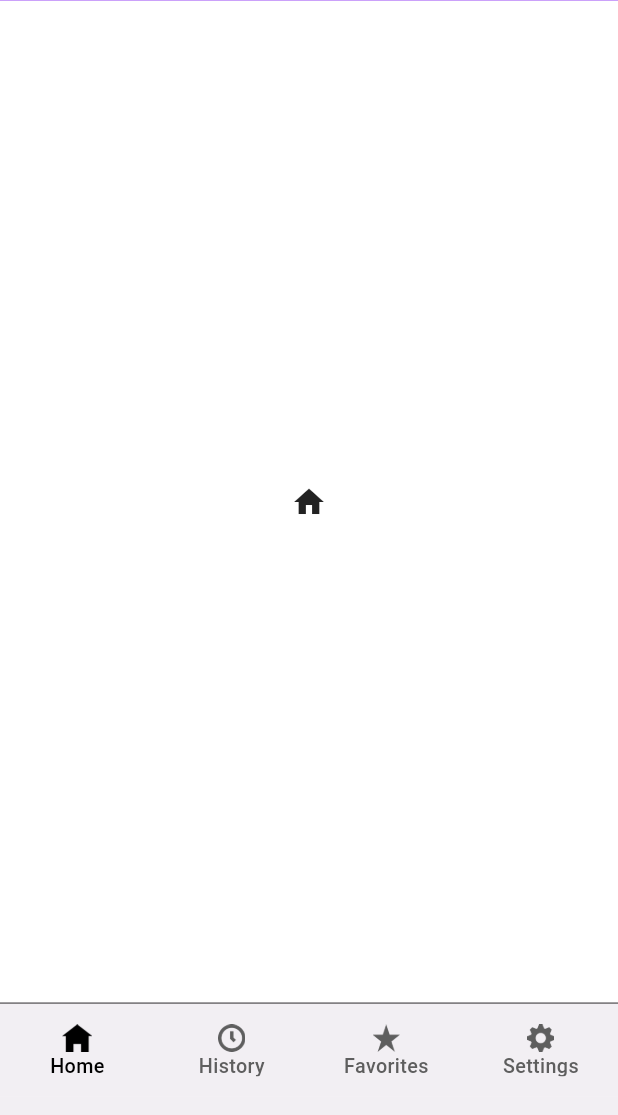
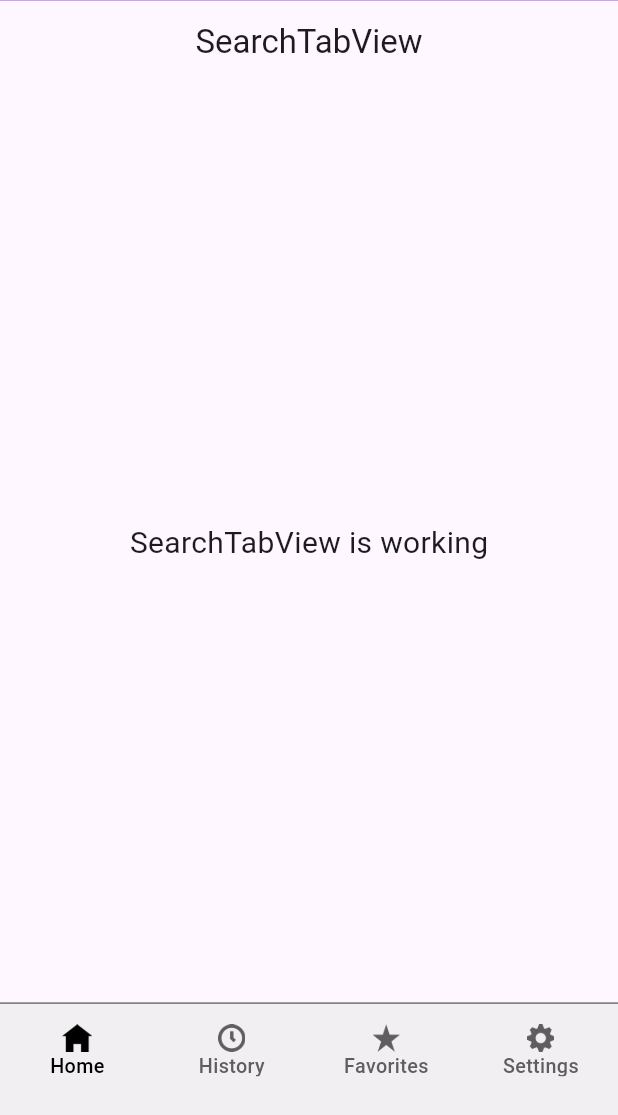
Before and after one commit to yigithanbalci/dictionary_app, a Flutter app: the screen it shows after launch, on a phone screen of 412 x 824 dp, the part 121-1236 px from its top. Run offline on Flutter 3.47's test engine with Material 3 defaults, Android fonts, the light colour scheme and no system bars; our stand-ins replace flutter_screenutil, get; Roboto replaces fonts that are missing (UberMove).

Commit message:
root page finished

```diff
--- a/lib/app/modules/home/views/home_view.dart
+++ b/lib/app/modules/home/views/home_view.dart
@@ -1,12 +1,19 @@
+import 'dart:math';
+
 import 'package:flutter/material.dart';
 import 'package:flutter_screenutil/flutter_screenutil.dart';
 
 import 'package:get/get.dart';
+import 'package:learneng/app/modules/favorites_tab/views/favorites_tab_view.dart';
+import 'package:learneng/app/modules/history_tab/views/history_tab_view.dart';
+import 'package:learneng/app/modules/search_tab/views/search_tab_view.dart';
+import 'package:learneng/app/modules/settings_tab/views/settings_tab_view.dart';
 
 import '../controllers/home_controller.dart';
 
 class HomeView extends GetView<HomeController> {
-  const HomeView({super.key});
+  HomeView({super.key});
+  final List<Tabs> tabList = Tabs.values.toList();
 
   @override
   Widget build(BuildContext context) {
@@ -37,11 +44,19 @@ class HomeView extends GetView<HomeController> {
                 color: const Color(0xFFFFFFFF),
                 height: 658.h,
                 width: 375.w,
-                child: controller.selectedTab.value.widget,
+                child: PageView.builder(
+                  controller: controller.pageController,
+                  itemCount: tabList.length,
+                  itemBuilder: (BuildContext context, int index) {
+                    // controller.selectedTab.value.widget
+                    return tabList[index].widget;
+                  },
+                ),
               ),
               TabBar(
-                selectedTab: controller.selectedTab.value,
+                tabIndex: controller.tabIndex.value,
                 callBack: controller.handleTabSelection,
+                tabList: tabList,
               ),
               Container(color: const Color(0x88E8E8E8), height: 12.h),
             ],
@@ -53,9 +68,15 @@ class HomeView extends GetView<HomeController> {
 }
 
 class TabBar extends StatelessWidget {
-  const TabBar({super.key, required this.selectedTab, required this.callBack});
-  final void Function(Tabs) callBack;
-  final Tabs selectedTab;
+  const TabBar({
+    super.key,
+    required this.tabIndex,
+    required this.callBack,
+    required this.tabList,
+  });
+  final void Function(int) callBack;
+  final double tabIndex;
+  final List<Tabs> tabList;
 
   @override
   Widget build(BuildContext context) {
@@ -67,10 +88,17 @@ class TabBar extends StatelessWidget {
       height: 62.h,
       width: 375.w,
       child: Row(
-        children: Tabs.values
+        children: tabList
+            .asMap()
+            .entries
             .map(
-              (Tabs tab) =>
-                  Tab(tab: tab, selectedTab: selectedTab, callBack: callBack),
+              (MapEntry<int, Tabs> tabEntry) => Tab(
+                tab: tabEntry.value,
+                colorFactor: pow(tabIndex - tabEntry.key, 2) > 1
+                    ? 1
+                    : pow(tabIndex - tabEntry.key, 2).toDouble(),
+                callBack: () => callBack(tabEntry.key),
+              ),
             )
             .toList(),
       ),
@@ -81,21 +109,19 @@ class TabBar extends StatelessWidget {
 class Tab extends StatelessWidget {
   const Tab({
     super.key,
-    required this.selectedTab,
+    required this.colorFactor,
     required this.tab,
     required this.callBack,
   });
 
   final Tabs tab;
-  final Tabs selectedTab;
-  final void Function(Tabs p1) callBack;
+  final double colorFactor;
+  final VoidCallback callBack;
 
   @override
   Widget build(BuildContext context) {
     return GestureDetector(
-      onTap: () {
-        callBack(tab);
-      },
+      onTap: callBack,
       behavior: HitTestBehavior.translucent,
       child: SizedBox(
         height: 62.h,
@@ -107,9 +133,11 @@ class Tab extends StatelessWidget {
               tab.iconPath,
               height: 18.h,
               width: 20.w,
-              color: tab == selectedTab
-                  ? const Color(0xFF000000)
-                  : const Color(0xFF5E5E5E),
+              color: Color.lerp(
+                const Color(0xFF000000),
+                const Color(0xFF5E5E5E),
+                colorFactor,
+              ),
             ),
             SizedBox(
               height: 16.h,
@@ -117,9 +145,11 @@ class Tab extends StatelessWidget {
                 tab.title,
                 style: TextStyle(
                   fontSize: 12.sp,
-                  color: tab == selectedTab
-                      ? const Color(0xFF000000)
-                      : const Color(0xFF5E5E5E),
+                  color: Color.lerp(
+                    const Color(0xFF000000),
+                    const Color(0xFF5E5E5E),
+                    colorFactor,
+                  ),
                   fontFamily: 'UberMove',
                   fontWeight: FontWeight.w500,
                 ),
@@ -145,13 +175,13 @@ enum Tabs implements Comparable<Tabs> {
   Widget get widget {
     switch (this) {
       case Tabs.home:
-        return const Icon(Icons.home);
+        return const SearchTabView();
       case Tabs.history:
-        return const Icon(Icons.history);
+        return const HistoryTabView();
       case Tabs.favorites:
-        return const Icon(Icons.favorite);
+        return const FavoritesTabView();
       case Tabs.settings:
-        return const Icon(Icons.settings);
+        return const SettingsTabView();
     }
   }
 
--- /dev/null
+++ b/lib/app/modules/search_tab/views/search_tab_view.dart
@@ -0,0 +1,24 @@
+import 'package:flutter/material.dart';
+
+import 'package:get/get.dart';
+
+import '../controllers/search_tab_controller.dart';
+
+class SearchTabView extends GetView<SearchTabController> {
+  const SearchTabView({super.key});
+  @override
+  Widget build(BuildContext context) {
+    return Scaffold(
+      appBar: AppBar(
+        title: const Text('SearchTabView'),
+        centerTitle: true,
+      ),
+      body: const Center(
+        child: Text(
+          'SearchTabView is working',
+          style: TextStyle(fontSize: 20),
+        ),
+      ),
+    );
+  }
+}
--- a/lib/app/routes/app_pages.dart
+++ b/lib/app/routes/app_pages.dart
@@ -11,10 +11,6 @@ class AppPages {
   static const INITIAL = Routes.HOME;
 
   static final routes = [
-    GetPage(
-      name: _Paths.HOME,
-      page: () => const HomeView(),
-      binding: HomeBinding(),
-    ),
+    GetPage(name: _Paths.HOME, page: () => HomeView(), binding: HomeBinding()),
   ];
 }
```
Also changed, not shown: lib/app/modules/favorites_tab/bindings/favorites_tab_binding.dart (added, +12 -0 lines), lib/app/modules/favorites_tab/controllers/favorites_tab_controller.dart (added, +23 -0 lines), lib/app/modules/favorites_tab/views/favorites_tab_view.dart (added, +24 -0 lines), lib/app/modules/history_tab/bindings/history_tab_binding.dart (added, +12 -0 lines), lib/app/modules/history_tab/controllers/history_tab_controller.dart (added, +23 -0 lines), lib/app/modules/history_tab/views/history_tab_view.dart (added, +24 -0 lines), lib/app/modules/home/controllers/home_controller.dart (+16 -4 lines), lib/app/modules/search_tab/bindings/search_tab_binding.dart (added, +12 -0 lines), lib/app/modules/search_tab/controllers/search_tab_controller.dart (added, +23 -0 lines), lib/app/modules/settings_tab/bindings/settings_tab_binding.dart (added, +12 -0 lines), lib/app/modules/settings_tab/controllers/settings_tab_controller.dart (added, +23 -0 lines), lib/app/modules/settings_tab/views/settings_tab_view.dart (added, +24 -0 lines).
